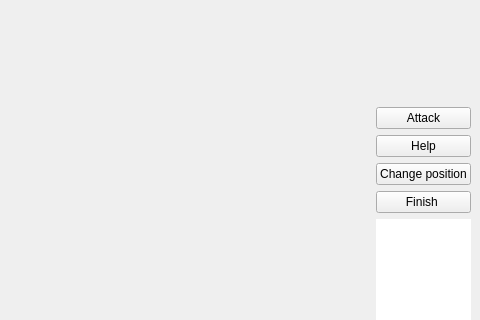
Above: Diplomacy/forms/gamewindow.ui from ulquiorra68/Diplomacy before the change; both pictures show x 320 to 800 and y 126 to 446 of the 800 by 600 pixel window. Below: the same form after it.
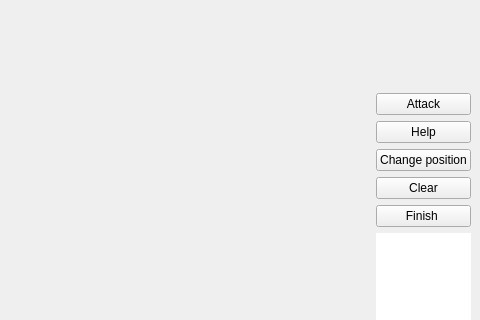
That is the form after the change.

Commit message: clear dugme

```diff
--- a/Diplomacy/forms/gamewindow.ui
+++ b/Diplomacy/forms/gamewindow.ui
@@ -58,6 +58,13 @@
         </property>
        </widget>
       </item>
+      <item>
+       <widget class="QPushButton" name="clearButton">
+        <property name="text">
+         <string>Clear</string>
+        </property>
+       </widget>
+      </item>
       <item>
        <widget class="QPushButton" name="finishButton">
         <property name="text">
```
The commit also changes 2 other files.
